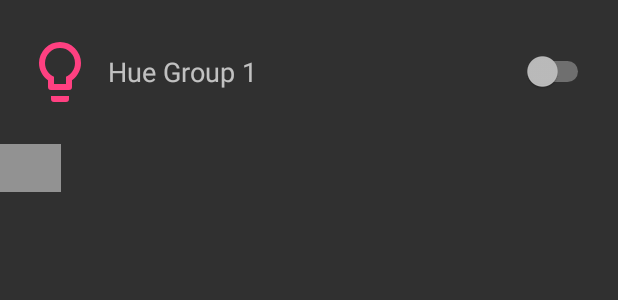
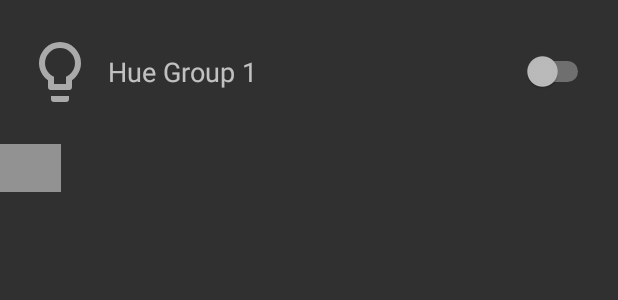
Before and after one commit to Stampede10343/AndroidHues, an Android app: the layout light_group_item.xml on its own in the app's theme, with its tools: preview values and no code run, on a phone screen of 412 x 824 dp. Shown: the top 300 px of the screen. Run offline under Robolectric (Android 15) with nearby library versions, the phone set to English and light mode, and no system bars.

Commit message:
Updated adapter to better represent light state on first start and padded the switch to help with touch accuracy

```diff
--- a/app/src/main/java/com/dev/cameronc/hues/Home/HomeActivity.kt
+++ b/app/src/main/java/com/dev/cameronc/hues/Home/HomeActivity.kt
@@ -77,8 +77,10 @@ class HomeActivity : BaseActivity(), HomeContract.View
             }
         }
 
-        home_group_recyclerview.adapter = groupAdapter
-        home_group_recyclerview.layoutManager = LinearLayoutManager(this)
+        home_group_recyclerview.post {
+            home_group_recyclerview.adapter = groupAdapter
+            home_group_recyclerview.layoutManager = LinearLayoutManager(this)
+        }
     }
 
     override fun showNoLightGroups()
--- a/app/src/main/java/com/dev/cameronc/hues/Home/HomePresenter.kt
+++ b/app/src/main/java/com/dev/cameronc/hues/Home/HomePresenter.kt
@@ -105,9 +105,7 @@ class HomePresenter(private val hueSDK: PHHueSDK, private val sharedPrefs: Share
                             .map { id ->
                                 lightsMap[id]
                             }
-                            .filter { item ->
-                                item?.lastKnownLightState?.isOn ?: false
-                            }.isNotEmpty())
+                            .first()!!.lastKnownLightState)
                 }
     }
 
--- a/app/src/main/res/layout/light_group_item.xml
+++ b/app/src/main/res/layout/light_group_item.xml
@@ -12,12 +12,13 @@
         android:layout_height="96dp">
 
         <ImageView
+            android:id="@+id/light_group_item_icon"
             android:layout_width="wrap_content"
             android:layout_height="wrap_content"
             android:layout_gravity="center_vertical"
             android:layout_marginStart="16dp"
             android:src="@drawable/ic_lightbulb"
-            android:tint="@color/colorAccent"/>
+            android:tint="@android:color/darker_gray"/>
 
         <TextView
             android:id="@+id/light_group_item_name"
@@ -33,7 +34,8 @@
             android:layout_width="wrap_content"
             android:layout_height="wrap_content"
             android:layout_gravity="center_vertical|end"
-            android:layout_marginEnd="16dp"/>
+            android:layout_marginEnd="8dp"
+            android:padding="8dp"/>
     </FrameLayout>
 
     <com.dev.cameronc.hues.ColorPicker.ColorPickerView
```
Also changed, not shown: app/src/main/java/com/dev/cameronc/hues/Home/LightGroupAdapter.kt (+35 -3 lines).
